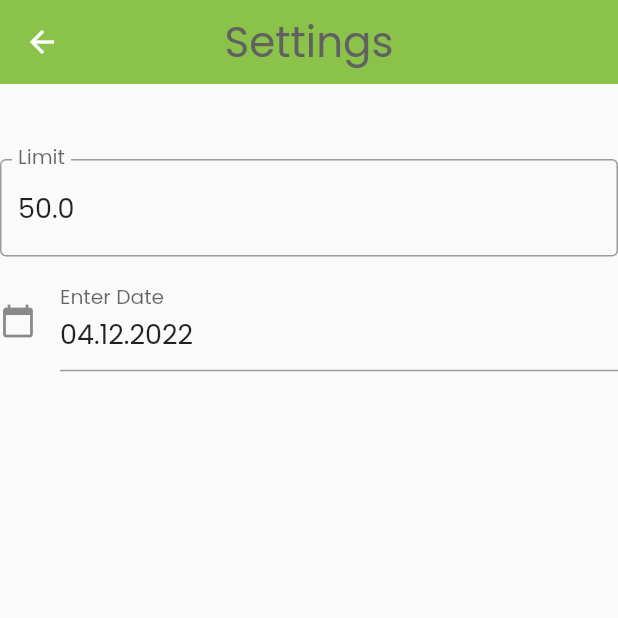
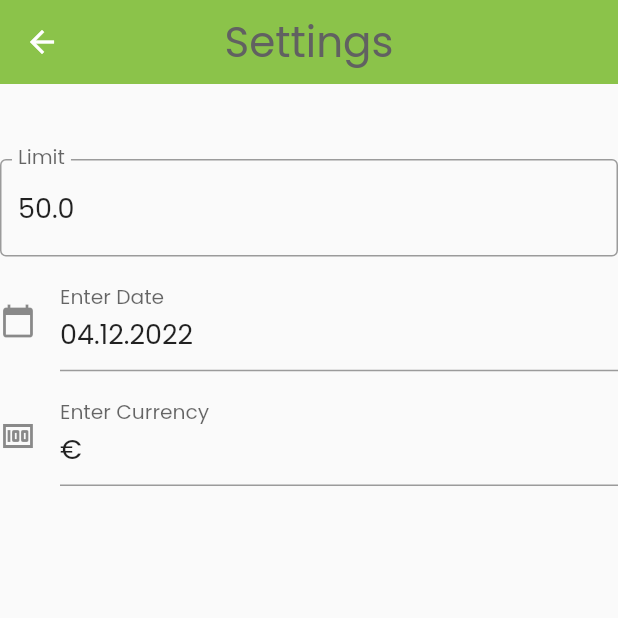
Before and after one commit to faehndrichm/moneten-master, a Flutter app: the screen it shows after launch, in the side drawer, after a tap on "Settings", on a phone screen of 412 x 824 dp, the top half of it. Run offline on Flutter 3.47's test engine with Material 2 defaults, Android fonts, the phone set to English and light mode, and no system bars; our stand-ins replace flutter_riverpod, heroicons, shared_preferences; missing offline and left inert: currency_picker, dart:ffi.

Commit message:
Added currency selection
The user can now select the currency for the target country.

```diff
--- a/lib/entities/limit.dart
+++ b/lib/entities/limit.dart
@@ -4,5 +4,6 @@ class Limit {
   double value;
   // The date from which the current values should be calculated
   DateTime beginCountDate;
-  Limit({required this.value, required this.beginCountDate});
+  String currency;
+  Limit({required this.value, required this.beginCountDate, required this.currency});
 }
--- a/lib/persistence/settings_persistence.dart
+++ b/lib/persistence/settings_persistence.dart
@@ -10,6 +10,7 @@ import 'package:simple_budget/persistence/settings_persistence_interface.dart';
 class SettingsPersistenceSharedPrefs implements SettingsPersistenceInterface {
   static const String limitPersistenceName = 'money_limit';
   static const String beginCountDatePersistenceName = 'begin_count_date';
+  static const String currencyPersistenceName = 'currency';
   static const double standardLimit = 50;
   static const String cashPersistenceName = 'cash_per_day';
 
@@ -18,19 +19,20 @@ class SettingsPersistenceSharedPrefs implements SettingsPersistenceInterface {
     final prefs = await SharedPreferences.getInstance();
     await prefs.setDouble(limitPersistenceName, limit.value);
     await prefs.setString(beginCountDatePersistenceName, toDateString(limit.beginCountDate));
-  }
+    await prefs.setString(currencyPersistenceName, limit.currency);
+    }
 
   @override
   Future<Limit> loadLimit() async {
     final prefs = await SharedPreferences.getInstance();
 
-    Limit ret = Limit(value: standardLimit, beginCountDate: DateTime.now());
+    Limit ret = Limit(value: standardLimit, beginCountDate: DateTime.now(), currency: "€");
 
     try {
 
       String date = prefs.getString(beginCountDatePersistenceName) ?? "";
 
-      ret = Limit(value: prefs.getDouble(limitPersistenceName) ?? standardLimit, beginCountDate: fromDateString(date));
+      ret = Limit(value: prefs.getDouble(limitPersistenceName) ?? standardLimit, beginCountDate: fromDateString(date), currency: prefs.getString(currencyPersistenceName) ?? "€");
     }
     catch(_) {
      // do nothing
--- a/lib/persistence/settings_persistence_interface.dart
+++ b/lib/persistence/settings_persistence_interface.dart
@@ -9,7 +9,7 @@ abstract class SettingsPersistenceInterface {
 
   void saveLimit(Limit limit) async {}
   Future<Limit> loadLimit() async {
-    return Limit(value: 0, beginCountDate: DateTime.now());
+    return Limit(value: 0, beginCountDate: DateTime.now(), currency: "€");
   }
 
   void saveMoneySpent(Cash cash) async {}
--- a/lib/providers.dart
+++ b/lib/providers.dart
@@ -50,20 +50,25 @@ class LimitNotifier extends StateNotifier<Limit> {
   SettingsPersistenceInterface standardPersistenceInterface =
       SettingsPersistenceSharedPrefs();
 
-  LimitNotifier() : super(Limit(value: 50, beginCountDate: DateTime.now()));
+  LimitNotifier() : super(Limit(value: 50, beginCountDate: DateTime.now(), currency:"€"));
 
   setLimit(double value, DateTime beginCountDate) {
-    state = Limit(value: value, beginCountDate: beginCountDate);
+    state = Limit(value: value, beginCountDate: beginCountDate, currency: state.currency);
     saveLimitToStandardPersistence(state);
   }
 
   setStartDate(DateTime startDate) {
-    state = Limit(value: state.value, beginCountDate: startDate);
+    state = Limit(value: state.value, beginCountDate: startDate, currency: state.currency);
     saveLimitToStandardPersistence(state);
   }
 
   setLimitValue(double value) {
-    state = Limit(value: value, beginCountDate: state.beginCountDate);
+    state = Limit(value: value, beginCountDate: state.beginCountDate, currency: state.currency);
+    saveLimitToStandardPersistence(state);
+  }
+
+  setCurrency(String currency) {
+    state = Limit(value: state.value, beginCountDate: state.beginCountDate, currency: currency);
     saveLimitToStandardPersistence(state);
   }
 
--- a/lib/screens/home_screen.dart
+++ b/lib/screens/home_screen.dart
@@ -19,9 +19,6 @@ class HomeScreen extends ConsumerStatefulWidget {
 
 // TODO set currency
 
-
-// TODO implement month selection
-
 class _HomeScreenState extends ConsumerState<HomeScreen> {
   final limitController = TextEditingController();
   final pageViewController = PageController();
@@ -30,6 +27,7 @@ class _HomeScreenState extends ConsumerState<HomeScreen> {
   Widget build(BuildContext context) {
     var cash = ref.watch(cashProvider);
     var dailyLimit = ref.watch(limitProvider);
+    String currency = dailyLimit.currency;
 
     limitController.text = dailyLimit.value.toString();
 
@@ -218,7 +216,7 @@ class _HomeScreenState extends ConsumerState<HomeScreen> {
                                                 // Then close the drawer
                                               },
                                               child: Text(
-                                                '${cash.cashPerDay[toDateString(selectedDate)]?.toStringAsFixed(2) ?? 0}€ / ${limit.toStringAsFixed(2)}€',
+                                                '${cash.cashPerDay[toDateString(selectedDate)]?.toStringAsFixed(2) ?? 0}$currency / ${limit.toStringAsFixed(2)}$currency',
                                                 style: Theme.of(context)
                                                     .textTheme
                                                     .bodyText2,
@@ -270,8 +268,8 @@ class _HomeScreenState extends ConsumerState<HomeScreen> {
                             fixedSize: const Size(70, 70),
                             shape: const CircleBorder(),
                           ),
-                          child: const Text(
-                            '+1€',
+                          child: Text(
+                            '+1$currency',
                             style:
                                 TextStyle(fontSize: 16, fontFamily: 'Poppins'),
                           ),
@@ -288,8 +286,8 @@ class _HomeScreenState extends ConsumerState<HomeScreen> {
                             fixedSize: const Size(70, 70),
                             shape: const CircleBorder(),
                           ),
-                          child: const Text(
-                            '+2€',
+                          child: Text(
+                            '+2$currency',
                             style:
                                 TextStyle(fontSize: 16, fontFamily: 'Poppins'),
                           ),
@@ -314,8 +312,8 @@ class _HomeScreenState extends ConsumerState<HomeScreen> {
                             fixedSize: const Size(70, 70),
                             shape: const CircleBorder(),
                           ),
-                          child: const Text(
-                            '+5€',
+                          child: Text(
+                            '+5$currency',
                             style:
                                 TextStyle(fontSize: 16, fontFamily: 'Poppins'),
                           ),
@@ -332,8 +330,8 @@ class _HomeScreenState extends ConsumerState<HomeScreen> {
                             fixedSize: const Size(70, 70),
                             shape: const CircleBorder(),
                           ),
-                          child: const Text(
-                            '+10€',
+                          child: Text(
+                            '+10$currency',
                             style:
                                 TextStyle(fontSize: 16, fontFamily: 'Poppins'),
                           ),
@@ -358,8 +356,8 @@ class _HomeScreenState extends ConsumerState<HomeScreen> {
                             fixedSize: const Size(70, 70),
                             shape: const CircleBorder(),
                           ),
-                          child: const Text(
-                            '+20€',
+                          child: Text(
+                            '+20$currency',
                             style:
                                 TextStyle(fontSize: 16, fontFamily: 'Poppins'),
                           ),
@@ -376,8 +374,8 @@ class _HomeScreenState extends ConsumerState<HomeScreen> {
                             fixedSize: const Size(70, 70),
                             shape: const CircleBorder(),
                           ),
-                          child: const Text(
-                            '+50€',
+                          child: Text(
+                            '+50$currency',
                             style:
                                 TextStyle(fontSize: 16, fontFamily: 'Poppins'),
                           ),
--- a/lib/screens/settings_screen.dart
+++ b/lib/screens/settings_screen.dart
@@ -1,3 +1,4 @@
+import 'package:currency_picker/currency_picker.dart';
 import 'package:flutter/cupertino.dart';
 import 'package:flutter/material.dart';
 import 'package:flutter/src/widgets/container.dart';
@@ -18,6 +19,9 @@ class SettingsScreen extends ConsumerWidget {
 
     final dateController = TextEditingController();
     dateController.text = toDateStringUI(limit.beginCountDate);
+
+    final currencyController = TextEditingController();
+    currencyController.text = limit.currency;
 
     final textField = TextField(
         style: const TextStyle(fontSize: 18),
@@ -80,6 +84,27 @@ class SettingsScreen extends ConsumerWidget {
           }
         });
 
+    final textFieldCurrency = TextField(
+        style: const TextStyle(fontSize: 18),
+        controller: currencyController,
+        keyboardType: TextInputType.number,
+        decoration: const InputDecoration(
+            icon: Icon(Icons.money), //icon of text field
+            labelText: "Enter Currency" //label text of field
+            ),
+        onTap: () async {
+          var result = showCurrencyPicker(
+            context: context,
+            showFlag: true,
+            showCurrencyName: true,
+            showCurrencyCode: true,
+            onSelect: (Currency currency) {
+              currencyController.text = currency.symbol;
+              ref.read(limitProvider.notifier).setCurrency(currency.symbol);
+            },
+          );
+        });
+
     return Scaffold(
         appBar: AppBar(
           centerTitle: true,
@@ -101,7 +126,9 @@ class SettingsScreen extends ConsumerWidget {
               ),
               textField,
               const SizedBox(height: 10),
-              textFieldBeginDate
+              textFieldBeginDate,
+              const SizedBox(height: 10),
+              textFieldCurrency
             ]));
   }
 }
--- a/pubspec.yaml
+++ b/pubspec.yaml
@@ -33,6 +33,7 @@ dependencies:
   flutter_riverpod: ^1.0.3
   intl: ^0.17.0
   shared_preferences: ^2.0.15
+  currency_picker: ^2.0.13
 
 
 
```
